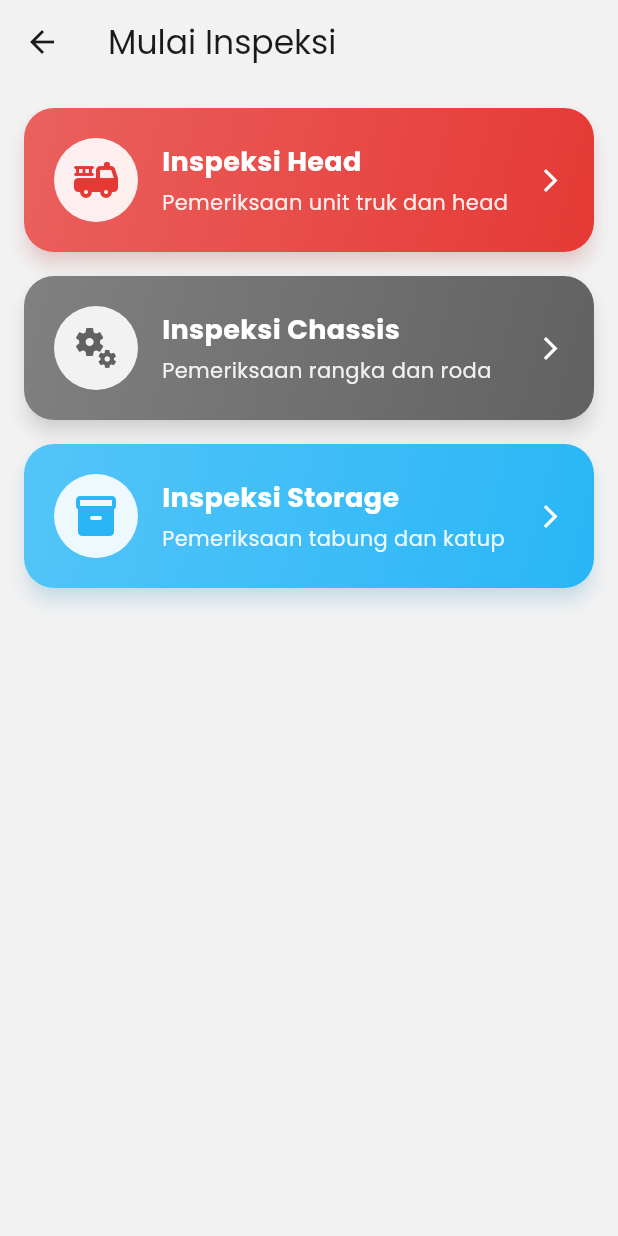
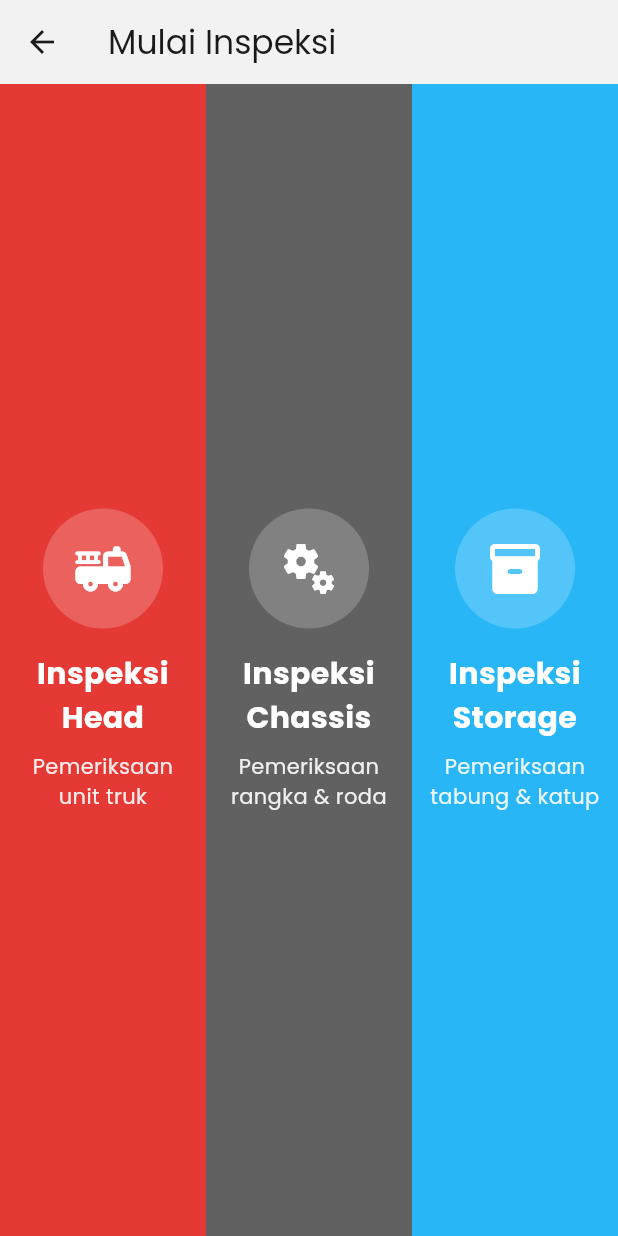
Before and after one commit to bayadzka/gasra_monitoring, a Flutter app: the InspectionHubPage screen opened directly, on a phone screen of 412 x 824 dp. Run offline on Flutter 3.47's test engine with Material 3 defaults, Android fonts, the light colour scheme and no system bars; our stand-ins replace firebase_core, firebase_messaging, fl_chart, flutter_dotenv, flutter_local_notifications, flutter_staggered_animations and 3 more; accounts and stored records are empty.

Commit message:
fleet monitoring v.1.1

```diff
--- a/lib/navigation/main_navigation_page.dart
+++ b/lib/navigation/main_navigation_page.dart
@@ -85,51 +85,92 @@ class InspectionHubPage extends StatelessWidget {
         foregroundColor: AppTheme.textPrimary,
         elevation: 0,
       ),
-      body: AnimationLimiter(
-        child: ListView(
-          padding: const EdgeInsets.all(16.0),
-          children: AnimationConfiguration.toStaggeredList(
-            duration: const Duration(milliseconds: 375),
-            childAnimationBuilder: (widget) => SlideAnimation(
-              verticalOffset: 50.0,
-              child: FadeInAnimation(child: widget),
-            ),
+      // Menggunakan Row dengan 3 Expanded untuk membagi layar menjadi 3 bagian
+      body: Row(
         children: [
-              _buildInspectionTypeCard(
+          _buildVerticalCard(
             context,
             title: "Inspeksi Head",
-                subtitle: "Pemeriksaan unit truk dan head",
+            subtitle: "Pemeriksaan unit truk",
             icon: Icons.fire_truck_rounded,
-                color: AppTheme.logoRed,
+            color: AppTheme.logoRed, // Warna dari tema Anda
             onTap: () => Navigator.push(
                 context,
                 MaterialPageRoute(
                     builder: (_) =>
                         const HeadTypeSelectionPage(isForReport: false))),
           ),
-              _buildInspectionTypeCard(
+          _buildVerticalCard(
             context,
             title: "Inspeksi Chassis",
-                subtitle: "Pemeriksaan rangka dan roda",
+            subtitle: "Pemeriksaan rangka & roda",
             icon: Icons.miscellaneous_services_rounded,
-                color: AppTheme.logoAbu,
+            color: AppTheme.logoAbu, // Warna dari tema Anda
             onTap: () => Navigator.push(
                 context,
                 MaterialPageRoute(
-                        builder: (_) => const ChassisTypeSelectionPage(
-                            isForReport: false))),
+                    builder: (_) =>
+                        const ChassisTypeSelectionPage(isForReport: false))),
           ),
-              _buildInspectionTypeCard(
+          _buildVerticalCard(
             context,
             title: "Inspeksi Storage",
-                subtitle: "Pemeriksaan tabung dan katup",
+            subtitle: "Pemeriksaan tabung & katup",
             icon: Icons.inventory_2_rounded,
-                color: AppTheme.logoBiru,
+            color: AppTheme.logoBiru, // Warna dari tema Anda
             onTap: () => Navigator.push(
                 context,
                 MaterialPageRoute(
-                        builder: (_) => const StorageTypeSelectionPage(
-                            isForReport: false))),
+                    builder: (_) =>
+                        const StorageTypeSelectionPage(isForReport: false))),
+          ),
+        ],
+      ),
+    );
+  }
+
+  // Helper widget baru untuk blok vertikal
+  Widget _buildVerticalCard(BuildContext context,
+      {required String title,
+      required String subtitle,
+      required IconData icon,
+      required Color color,
+      required VoidCallback onTap}) {
+    return Expanded(
+      child: AnimatedPressableCard(
+        // Widget kustom untuk animasi tekan
+        onTap: onTap,
+        child: Container(
+          color: color,
+          child: Column(
+            mainAxisAlignment: MainAxisAlignment.center,
+            children: [
+              CircleAvatar(
+                radius: 40,
+                backgroundColor: Colors.white.withOpacity(0.2),
+                child: Icon(icon, color: Colors.white, size: 40),
+              ),
+              const SizedBox(height: 16),
+              Text(
+                title,
+                textAlign: TextAlign.center,
+                style: const TextStyle(
+                  color: Colors.white,
+                  fontSize: 20,
+                  fontWeight: FontWeight.bold,
+                ),
+              ),
+              const SizedBox(height: 8),
+              Padding(
+                padding: const EdgeInsets.symmetric(horizontal: 8.0),
+                child: Text(
+                  subtitle,
+                  textAlign: TextAlign.center,
+                  style: TextStyle(
+                    color: Colors.white.withOpacity(0.9),
+                    fontSize: 14,
+                  ),
+                ),
               ),
             ],
           ),
@@ -137,60 +178,40 @@ class InspectionHubPage extends StatelessWidget {
       ),
     );
   }
+}
 
-  // Helper widget baru untuk kartu tipe inspeksi
-  Widget _buildInspectionTypeCard(BuildContext context,
-      {required String title,
-      required String subtitle,
-      required IconData icon,
-      required Color color,
-      required VoidCallback onTap}) {
-    return Card(
-      elevation: 5,
-      shadowColor: color.withOpacity(0.3),
-      shape: RoundedRectangleBorder(borderRadius: BorderRadius.circular(20)),
-      clipBehavior: Clip.antiAlias,
-      margin: const EdgeInsets.only(bottom: 16),
-      child: InkWell(
-        onTap: onTap,
-        child: Container(
-          padding: const EdgeInsets.all(20),
-          decoration: BoxDecoration(
-              gradient: LinearGradient(
-            colors: [color.withOpacity(0.8), color],
-            begin: Alignment.topLeft,
-            end: Alignment.bottomRight,
-          )),
-          child: Row(
-            children: [
-              CircleAvatar(
-                radius: 28,
-                backgroundColor: Colors.white.withOpacity(0.9),
-                child: Icon(icon, color: color, size: 32),
-              ),
-              const SizedBox(width: 16),
-              Expanded(
-                child: Column(
-                  crossAxisAlignment: CrossAxisAlignment.start,
-                  children: [
-                    Text(title,
-                        style: const TextStyle(
-                            fontSize: 18,
-                            fontWeight: FontWeight.bold,
-                            color: Colors.white)),
-                    const SizedBox(height: 4),
-                    Text(subtitle,
-                        style: TextStyle(
-                            fontSize: 14,
-                            color: Colors.white.withOpacity(0.9))),
-                  ],
-                ),
-              ),
-              const Icon(Icons.arrow_forward_ios,
-                  color: Colors.white, size: 18),
-            ],
-          ),
-        ),
+// [BARU] Widget kustom untuk menangani animasi tekan
+class AnimatedPressableCard extends StatefulWidget {
+  final Widget child;
+  final VoidCallback onTap;
+
+  const AnimatedPressableCard({
+    super.key,
+    required this.child,
+    required this.onTap,
+  });
+
+  @override
+  State<AnimatedPressableCard> createState() => _AnimatedPressableCardState();
+}
+
+class _AnimatedPressableCardState extends State<AnimatedPressableCard> {
+  bool _isPressed = false;
+
+  @override
+  Widget build(BuildContext context) {
+    return GestureDetector(
+      onTapDown: (_) => setState(() => _isPressed = true),
+      onTapUp: (_) {
+        setState(() => _isPressed = false);
+        widget.onTap();
+      },
+      onTapCancel: () => setState(() => _isPressed = false),
+      child: AnimatedScale(
+        scale: _isPressed ? 0.95 : 1.0,
+        duration: const Duration(milliseconds: 150),
+        curve: Curves.easeOut,
+        child: widget.child,
       ),
     );
   }
```
Also changed, not shown: lib/features/history/history_detail_page.dart (+134 -22 lines). Lines whose indentation alone changed are shown as unchanged.
